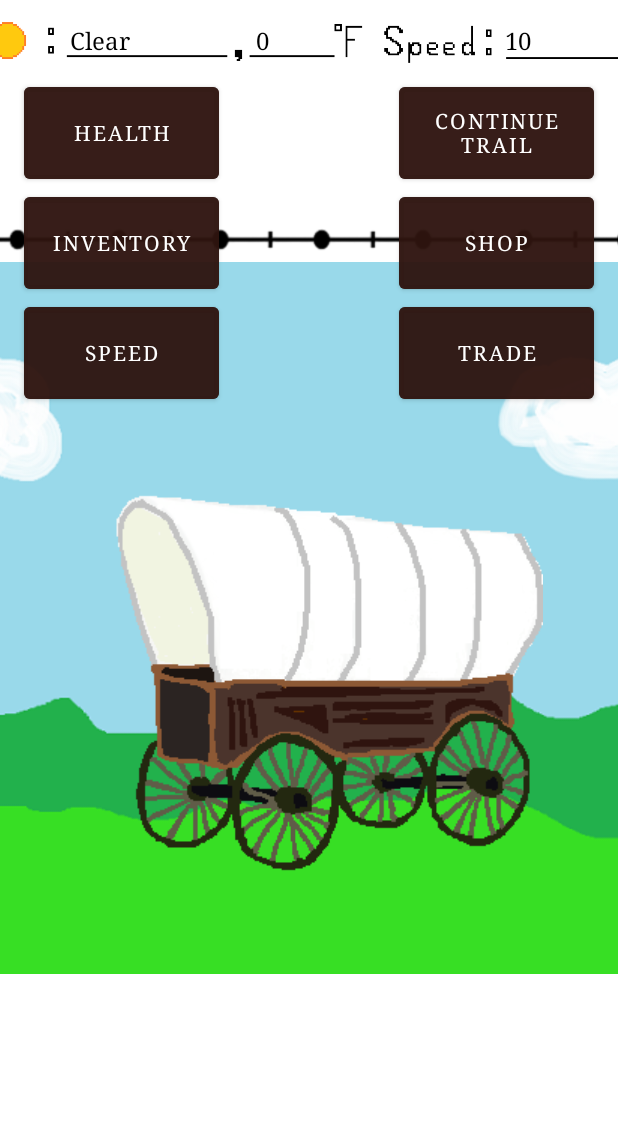
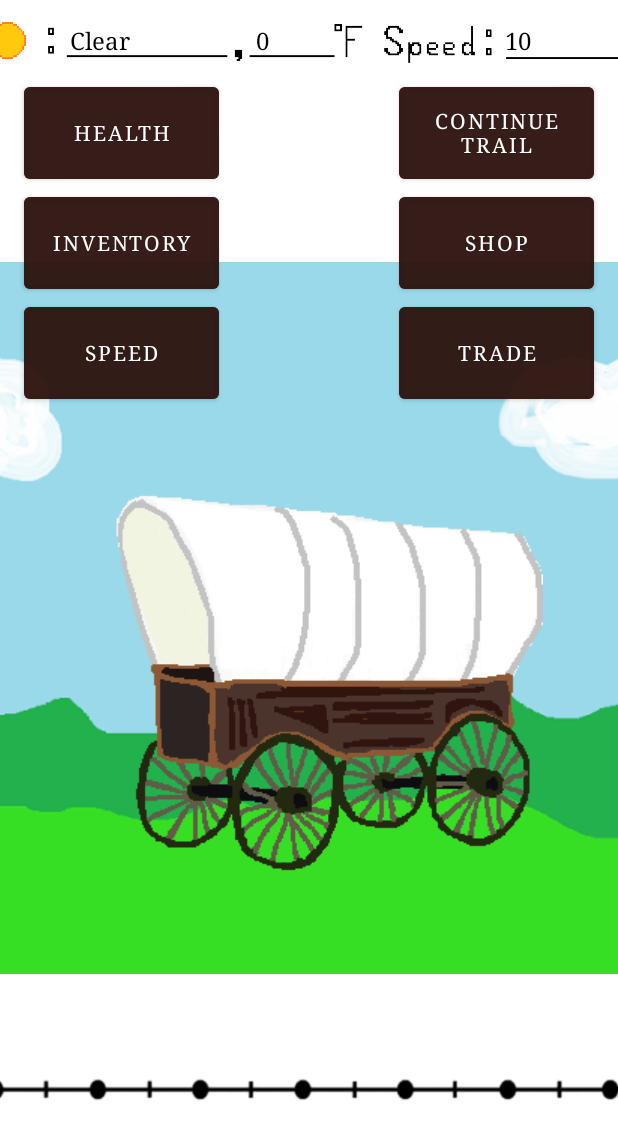
Before and after one commit to a-burkholder/OTrail, an Android app: the MainGame screen opened directly, with no data from a screen before it, on a phone screen of 412 x 824 dp. Shown: the top 1140 px of the screen. Run offline under Robolectric (Android 15) with nearby library versions, the phone set to English and light mode, and no system bars; 4 statements that could not run were skipped.

Commit message:
updateToMainScreen

```diff
--- a/app/src/main/res/layout/gameplayscreen.xml
+++ b/app/src/main/res/layout/gameplayscreen.xml
@@ -176,12 +176,15 @@
 
     <ImageView
         android:id="@+id/imageView42"
-        android:layout_width="690dp"
-        android:layout_height="318dp"
+        android:layout_width="698dp"
+        android:layout_height="39dp"
+        app:layout_constraintBottom_toBottomOf="parent"
         app:layout_constraintEnd_toEndOf="parent"
+        app:layout_constraintHorizontal_bias="0.545"
         app:layout_constraintStart_toStartOf="parent"
-        app:srcCompat="@drawable/progressbar"
-        tools:layout_editor_absoluteY="196dp" />
+        app:layout_constraintTop_toTopOf="parent"
+        app:layout_constraintVertical_bias="0.9"
+        app:srcCompat="@drawable/progressbar" />
 
     <ImageView
         android:id="@+id/wagon1"
```
